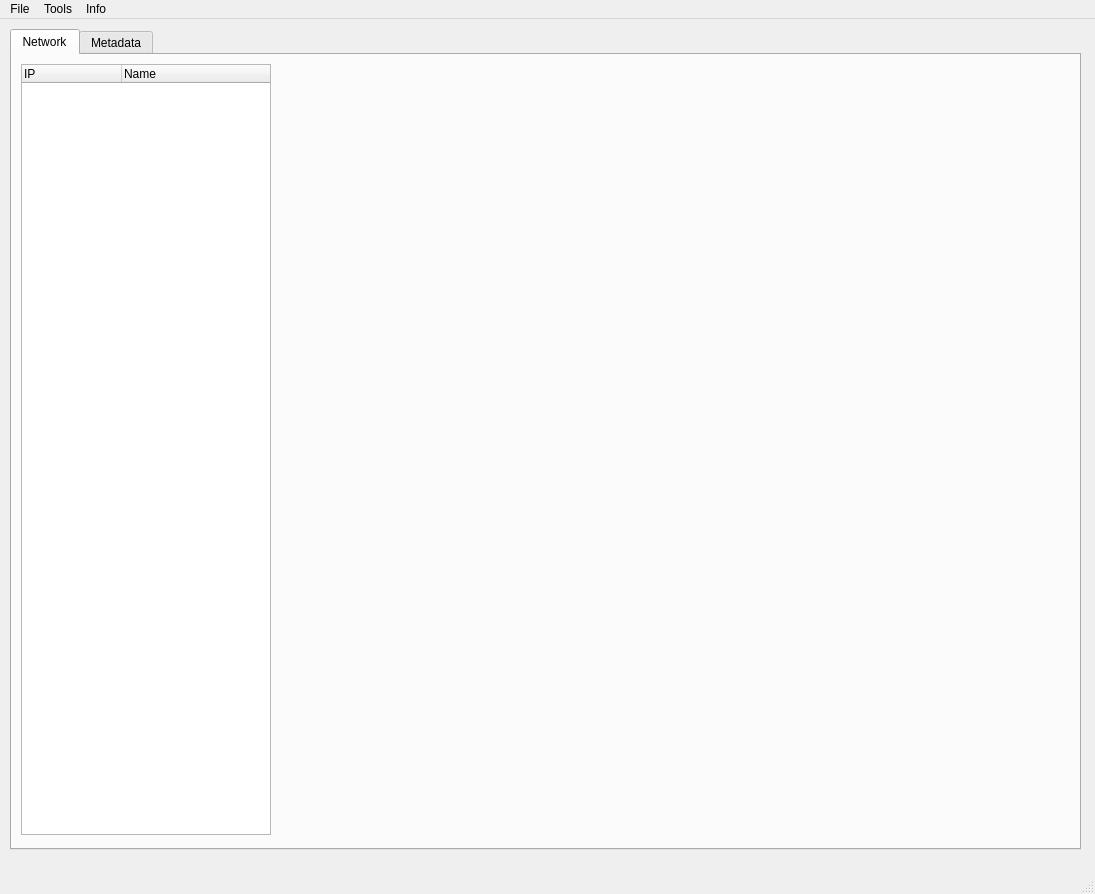
Above: saveeditorwindow.ui from J0w03L/Hacknet-QtSE before the change. Below: the same form after it.
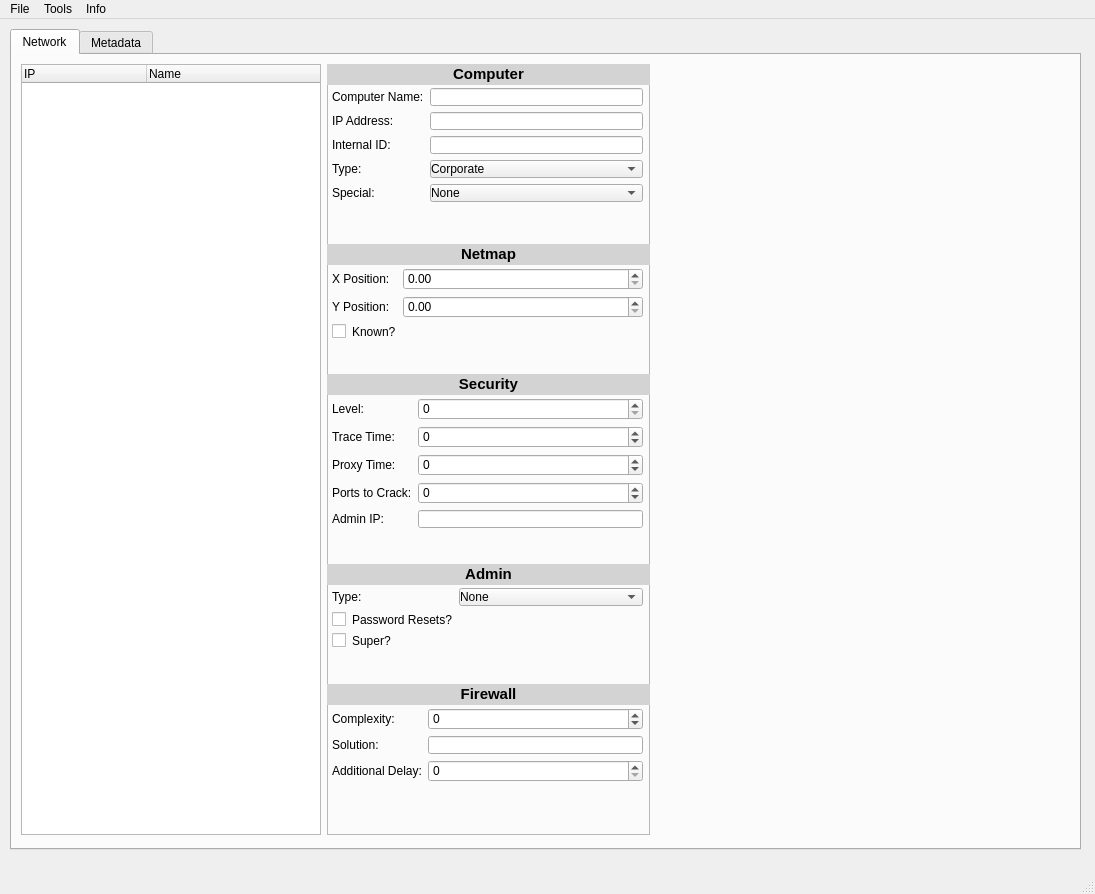
That is the form after the change.

```diff
--- a/saveeditorwindow.ui
+++ b/saveeditorwindow.ui
@@ -44,7 +44,7 @@
         <widget class="QTreeWidget" name="networkTree">
          <property name="maximumSize">
           <size>
-           <width>250</width>
+           <width>300</width>
            <height>16777215</height>
           </size>
          </property>
@@ -79,7 +79,7 @@
           <bool>false</bool>
          </attribute>
          <attribute name="headerDefaultSectionSize">
-          <number>100</number>
+          <number>125</number>
          </attribute>
          <attribute name="headerShowSortIndicator" stdset="0">
           <bool>false</bool>
@@ -99,6 +99,630 @@
          </column>
         </widget>
        </item>
+       <item>
+        <widget class="QFrame" name="frame">
+         <property name="minimumSize">
+          <size>
+           <width>323</width>
+           <height>0</height>
+          </size>
+         </property>
+         <property name="frameShape">
+          <enum>QFrame::StyledPanel</enum>
+         </property>
+         <property name="frameShadow">
+          <enum>QFrame::Raised</enum>
+         </property>
+         <widget class="QWidget" name="formLayoutWidget">
+          <property name="geometry">
+           <rect>
+            <x>0</x>
+            <y>20</y>
+            <width>321</width>
+            <height>151</height>
+           </rect>
+          </property>
+          <layout class="QFormLayout" name="computerConfig">
+           <item row="0" column="0">
+            <widget class="QLabel" name="label">
+             <property name="styleSheet">
+              <string notr="true">margin-top: 4px;</string>
+             </property>
+             <property name="text">
+              <string>Computer Name:</string>
+             </property>
+             <property name="indent">
+              <number>5</number>
+             </property>
+            </widget>
+           </item>
+           <item row="1" column="0">
+            <widget class="QLabel" name="label_2">
+             <property name="styleSheet">
+              <string notr="true"/>
+             </property>
+             <property name="text">
+              <string>IP Address:</string>
+             </property>
+             <property name="indent">
+              <number>5</number>
+             </property>
+            </widget>
+           </item>
+           <item row="4" column="0">
+            <widget class="QLabel" name="label_3">
+             <property name="styleSheet">
+              <string notr="true"/>
+             </property>
+             <property name="text">
+              <string>Special:</string>
+             </property>
+             <property name="indent">
+              <number>5</number>
+             </property>
+            </widget>
+           </item>
+           <item row="2" column="0">
+            <widget class="QLabel" name="label_4">
+             <property name="styleSheet">
+              <string notr="true"/>
+             </property>
+             <property name="text">
+              <string>Internal ID:</string>
+             </property>
+             <property name="indent">
+              <number>5</number>
+             </property>
+            </widget>
+           </item>
+           <item row="3" column="0">
+            <widget class="QLabel" name="label_5">
+             <property name="styleSheet">
+              <string notr="true"/>
+             </property>
+             <property name="text">
+              <string>Type:</string>
+             </property>
+             <property name="indent">
+              <number>5</number>
+             </property>
+            </widget>
+           </item>
+           <item row="0" column="1">
+            <widget class="QLineEdit" name="computerNameEdit">
+             <property name="styleSheet">
+              <string notr="true">margin-right: 5px; margin-top: 4px;</string>
+             </property>
+            </widget>
+           </item>
+           <item row="1" column="1">
+            <widget class="QLineEdit" name="computerIPEdit">
+             <property name="styleSheet">
+              <string notr="true">margin-right: 5px;</string>
+             </property>
+            </widget>
+           </item>
+           <item row="2" column="1">
+            <widget class="QLineEdit" name="computerIDEdit">
+             <property name="styleSheet">
+              <string notr="true">margin-right: 5px;</string>
+             </property>
+            </widget>
+           </item>
+           <item row="3" column="1">
+            <widget class="QComboBox" name="computerTypeEdit">
+             <property name="styleSheet">
+              <string notr="true">margin-right: 5px;</string>
+             </property>
+             <item>
+              <property name="text">
+               <string>Corporate</string>
+              </property>
+             </item>
+             <item>
+              <property name="text">
+               <string>Home</string>
+              </property>
+             </item>
+             <item>
+              <property name="text">
+               <string>Server</string>
+              </property>
+             </item>
+             <item>
+              <property name="text">
+               <string>Empty</string>
+              </property>
+             </item>
+             <item>
+              <property name="text">
+               <string>eOS Device</string>
+              </property>
+             </item>
+            </widget>
+           </item>
+           <item row="4" column="1">
+            <widget class="QComboBox" name="computerSpecEdit">
+             <property name="styleSheet">
+              <string notr="true">margin-right: 5px;</string>
+             </property>
+             <item>
+              <property name="text">
+               <string>None</string>
+              </property>
+             </item>
+             <item>
+              <property name="text">
+               <string>Player's Mail Server</string>
+              </property>
+             </item>
+             <item>
+              <property name="text">
+               <string>Player's Computer</string>
+              </property>
+             </item>
+            </widget>
+           </item>
+          </layout>
+         </widget>
+         <widget class="QWidget" name="formLayoutWidget_2">
+          <property name="geometry">
+           <rect>
+            <x>0</x>
+            <y>200</y>
+            <width>321</width>
+            <height>101</height>
+           </rect>
+          </property>
+          <layout class="QFormLayout" name="netmapConfig">
+           <property name="horizontalSpacing">
+            <number>6</number>
+           </property>
+           <property name="verticalSpacing">
+            <number>6</number>
+           </property>
+           <item row="0" column="0">
+            <widget class="QLabel" name="label_6">
+             <property name="styleSheet">
+              <string notr="true">margin-top: 4px;</string>
+             </property>
+             <property name="text">
+              <string>X Position:</string>
+             </property>
+             <property name="indent">
+              <number>5</number>
+             </property>
+            </widget>
+           </item>
+           <item row="0" column="1">
+            <widget class="QDoubleSpinBox" name="netmapXEdit">
+             <property name="styleSheet">
+              <string notr="true">margin-right: 5px; margin-top: 4px;</string>
+             </property>
+            </widget>
+           </item>
+           <item row="1" column="0">
+            <widget class="QLabel" name="label_7">
+             <property name="text">
+              <string>Y Position:</string>
+             </property>
+             <property name="indent">
+              <number>5</number>
+             </property>
+            </widget>
+           </item>
+           <item row="1" column="1">
+            <widget class="QDoubleSpinBox" name="netmapYEdit">
+             <property name="styleSheet">
+              <string notr="true">margin-right: 5px;</string>
+             </property>
+            </widget>
+           </item>
+           <item row="2" column="0">
+            <widget class="QCheckBox" name="netmapVisibleEdit">
+             <property name="layoutDirection">
+              <enum>Qt::LeftToRight</enum>
+             </property>
+             <property name="styleSheet">
+              <string notr="true">margin-left: 5;</string>
+             </property>
+             <property name="text">
+              <string>Known?</string>
+             </property>
+            </widget>
+           </item>
+          </layout>
+         </widget>
+         <widget class="QLabel" name="label_8">
+          <property name="geometry">
+           <rect>
+            <x>0</x>
+            <y>0</y>
+            <width>323</width>
+            <height>21</height>
+           </rect>
+          </property>
+          <property name="minimumSize">
+           <size>
+            <width>320</width>
+            <height>0</height>
+           </size>
+          </property>
+          <property name="autoFillBackground">
+           <bool>false</bool>
+          </property>
+          <property name="styleSheet">
+           <string notr="true">background:lightgrey</string>
+          </property>
+          <property name="text">
+           <string>&lt;html&gt;&lt;head/&gt;&lt;body&gt;&lt;p align=&quot;center&quot;&gt;&lt;span style=&quot; font-size:11pt; font-weight:600;&quot;&gt;Computer&lt;/span&gt;&lt;/p&gt;&lt;/body&gt;&lt;/html&gt;</string>
+          </property>
+         </widget>
+         <widget class="QLabel" name="label_9">
+          <property name="geometry">
+           <rect>
+            <x>0</x>
+            <y>180</y>
+            <width>323</width>
+            <height>21</height>
+           </rect>
+          </property>
+          <property name="minimumSize">
+           <size>
+            <width>320</width>
+            <height>0</height>
+           </size>
+          </property>
+          <property name="autoFillBackground">
+           <bool>false</bool>
+          </property>
+          <property name="styleSheet">
+           <string notr="true">background:lightgrey</string>
+          </property>
+          <property name="text">
+           <string>&lt;html&gt;&lt;head/&gt;&lt;body&gt;&lt;p align=&quot;center&quot;&gt;&lt;span style=&quot; font-size:11pt; font-weight:600;&quot;&gt;Netmap&lt;/span&gt;&lt;/p&gt;&lt;/body&gt;&lt;/html&gt;</string>
+          </property>
+         </widget>
+         <widget class="QLabel" name="label_10">
+          <property name="geometry">
+           <rect>
+            <x>0</x>
+            <y>310</y>
+            <width>323</width>
+            <height>21</height>
+           </rect>
+          </property>
+          <property name="minimumSize">
+           <size>
+            <width>320</width>
+            <height>0</height>
+           </size>
+          </property>
+          <property name="autoFillBackground">
+           <bool>false</bool>
+          </property>
+          <property name="styleSheet">
+           <string notr="true">background:lightgrey</string>
+          </property>
+          <property name="text">
+           <string>&lt;html&gt;&lt;head/&gt;&lt;body&gt;&lt;p align=&quot;center&quot;&gt;&lt;span style=&quot; font-size:11pt; font-weight:600;&quot;&gt;Security&lt;/span&gt;&lt;/p&gt;&lt;/body&gt;&lt;/html&gt;</string>
+          </property>
+         </widget>
+         <widget class="QWidget" name="formLayoutWidget_3">
+          <property name="geometry">
+           <rect>
+            <x>0</x>
+            <y>330</y>
+            <width>321</width>
+            <height>161</height>
+           </rect>
+          </property>
+          <layout class="QFormLayout" name="securityConfig">
+           <item row="0" column="0">
+            <widget class="QLabel" name="label_11">
+             <property name="styleSheet">
+              <string notr="true">margin-top: 4px;</string>
+             </property>
+             <property name="text">
+              <string>Level:</string>
+             </property>
+             <property name="indent">
+              <number>5</number>
+             </property>
+            </widget>
+           </item>
+           <item row="0" column="1">
+            <widget class="QSpinBox" name="securityLevelEdit">
+             <property name="styleSheet">
+              <string notr="true">margin-right: 5px; margin-top: 4px;</string>
+             </property>
+            </widget>
+           </item>
+           <item row="1" column="0">
+            <widget class="QLabel" name="label_12">
+             <property name="text">
+              <string>Trace Time:</string>
+             </property>
+             <property name="indent">
+              <number>5</number>
+             </property>
+            </widget>
+           </item>
+           <item row="1" column="1">
+            <widget class="QSpinBox" name="securityTraceTimeEdit">
+             <property name="styleSheet">
+              <string notr="true">margin-right: 5px;</string>
+             </property>
+             <property name="suffix">
+              <string/>
+             </property>
+             <property name="minimum">
+              <number>-1</number>
+             </property>
+             <property name="maximum">
+              <number>2147483647</number>
+             </property>
+            </widget>
+           </item>
+           <item row="3" column="0">
+            <widget class="QLabel" name="label_13">
+             <property name="text">
+              <string>Ports to Crack:</string>
+             </property>
+             <property name="indent">
+              <number>5</number>
+             </property>
+            </widget>
+           </item>
+           <item row="3" column="1">
+            <widget class="QSpinBox" name="securityPortsToCrackEdit">
+             <property name="styleSheet">
+              <string notr="true">margin-right: 5px;</string>
+             </property>
+             <property name="minimum">
+              <number>-1</number>
+             </property>
+             <property name="maximum">
+              <number>2147483647</number>
+             </property>
+            </widget>
+           </item>
+           <item row="4" column="0">
+            <widget class="QLabel" name="label_14">
+             <property name="text">
+              <string>Admin IP:</string>
+             </property>
+             <property name="indent">
+              <number>5</number>
+             </property>
+            </widget>
+           </item>
+           <item row="4" column="1">
+            <widget class="QLineEdit" name="securityAdminIPEdit">
+             <property name="styleSheet">
+              <string notr="true">margin-right: 5px;</string>
+             </property>
+            </widget>
+           </item>
+           <item row="2" column="0">
+            <widget class="QLabel" name="label_21">
+             <property name="text">
+              <string>Proxy Time:</string>
+             </property>
+             <property name="indent">
+              <number>5</number>
+             </property>
+            </widget>
+           </item>
+           <item row="2" column="1">
+            <widget class="QSpinBox" name="securityProxyTimeEdit">
+             <property name="styleSheet">
+              <string notr="true">margin-right: 5px;</string>
+             </property>
+             <property name="minimum">
+              <number>-1</number>
+             </property>
+             <property name="maximum">
+              <number>2147483647</number>
+             </property>
+            </widget>
+           </item>
+          </layout>
+         </widget>
+         <widget class="QLabel" name="label_15">
+          <property name="geometry">
+           <rect>
+            <x>0</x>
+            <y>500</y>
+            <width>323</width>
+            <height>21</height>
+           </rect>
+          </property>
+          <property name="minimumSize">
+           <size>
+            <width>320</width>
+            <height>0</height>
+           </size>
+          </property>
+          <property name="autoFillBackground">
+           <bool>false</bool>
+          </property>
+          <property name="styleSheet">
+           <string notr="true">background:lightgrey</string>
+          </property>
+          <property name="text">
+           <string>&lt;html&gt;&lt;head/&gt;&lt;body&gt;&lt;p align=&quot;center&quot;&gt;&lt;span style=&quot; font-size:11pt; font-weight:600;&quot;&gt;Admin&lt;/span&gt;&lt;/p&gt;&lt;/body&gt;&lt;/html&gt;</string>
+          </property>
+         </widget>
+         <widget class="QWidget" name="formLayoutWidget_4">
+          <property name="geometry">
+           <rect>
+            <x>0</x>
+            <y>520</y>
+            <width>321</width>
+            <height>91</height>
+           </rect>
+          </property>
+          <layout class="QFormLayout" name="adminConfig">
+           <item row="0" column="0">
+            <widget class="QLabel" name="label_16">
+             <property name="styleSheet">
+              <string notr="true">margin-top: 4px;</string>
+             </property>
+             <property name="text">
+              <string>Type:</string>
+             </property>
+             <property name="indent">
+              <number>5</number>
+             </property>
+            </widget>
+           </item>
+           <item row="0" column="1">
+            <widget class="QComboBox" name="adminTypeEdit">
+             <property name="styleSheet">
+              <string notr="true">margin-right: 5px; margin-top: 4px;</string>
+             </property>
+             <item>
+              <property name="text">
+               <string>None</string>
+              </property>
+             </item>
+             <item>
+              <property name="text">
+               <string>Basic</string>
+              </property>
+             </item>
+             <item>
+              <property name="text">
+               <string>Fast</string>
+              </property>
+             </item>
+            </widget>
+           </item>
+           <item row="1" column="0">
+            <widget class="QCheckBox" name="adminResetPassEdit">
+             <property name="styleSheet">
+              <string notr="true">margin-left: 5;</string>
+             </property>
+             <property name="text">
+              <string>Password Resets?</string>
+             </property>
+            </widget>
+           </item>
+           <item row="2" column="0">
+            <widget class="QCheckBox" name="adminSuperEdit">
+             <property name="styleSheet">
+              <string notr="true">margin-left: 5;</string>
+             </property>
+             <property name="text">
+              <string>Super?</string>
+             </property>
+            </widget>
+           </item>
+          </layout>
+         </widget>
+         <widget class="QLabel" name="label_17">
+          <property name="geometry">
+           <rect>
+            <x>0</x>
+            <y>620</y>
+            <width>323</width>
+            <height>21</height>
+           </rect>
+          </property>
+          <property name="minimumSize">
+           <size>
+            <width>320</width>
+            <height>0</height>
+           </size>
+          </property>
+          <property name="autoFillBackground">
+           <bool>false</bool>
+          </property>
+          <property name="styleSheet">
+           <string notr="true">background:lightgrey</string>
+          </property>
+          <property name="text">
+           <string>&lt;html&gt;&lt;head/&gt;&lt;body&gt;&lt;p align=&quot;center&quot;&gt;&lt;span style=&quot; font-size:11pt; font-weight:600;&quot;&gt;Firewall&lt;/span&gt;&lt;/p&gt;&lt;/body&gt;&lt;/html&gt;</string>
+          </property>
+         </widget>
+         <widget class="QWidget" name="formLayoutWidget_5">
+          <property name="geometry">
+           <rect>
+            <x>0</x>
+            <y>640</y>
+            <width>321</width>
+            <height>91</height>
+           </rect>
+          </property>
+          <layout class="QFormLayout" name="firewallConfig">
+           <item row="0" column="0">
+            <widget class="QLabel" name="label_18">
+             <property name="styleSheet">
+              <string notr="true">margin-top: 4px;</string>
+             </property>
+             <property name="text">
+              <string>Complexity:</string>
+             </property>
+             <property name="indent">
+              <number>5</number>
+             </property>
+            </widget>
+           </item>
+           <item row="0" column="1">
+            <widget class="QSpinBox" name="firewallComplexityEdit">
+             <property name="styleSheet">
+              <string notr="true">margin-right: 5px; margin-top: 4px;</string>
+             </property>
+             <property name="minimum">
+              <number>-5</number>
+             </property>
+             <property name="maximum">
+              <number>2147483647</number>
+             </property>
+            </widget>
+           </item>
+           <item row="1" column="0">
+            <widget class="QLabel" name="label_19">
+             <property name="text">
+              <string>Solution:</string>
+             </property>
+             <property name="indent">
+              <number>5</number>
+             </property>
+            </widget>
+           </item>
+           <item row="1" column="1">
+            <widget class="QLineEdit" name="firewallSolutionEdit">
+             <property name="styleSheet">
+              <string notr="true">margin-right: 5px;</string>
+             </property>
+            </widget>
+           </item>
+           <item row="2" column="0">
+            <widget class="QLabel" name="label_20">
+             <property name="text">
+              <string>Additional Delay:</string>
+             </property>
+             <property name="indent">
+              <number>5</number>
+             </property>
+            </widget>
+           </item>
+           <item row="2" column="1">
+            <widget class="QSpinBox" name="firewallDelayEdit">
+             <property name="styleSheet">
+              <string notr="true">margin-right: 5px;</string>
+             </property>
+             <property name="maximum">
+              <number>2147483647</number>
+             </property>
+            </widget>
+           </item>
+          </layout>
+         </widget>
+        </widget>
+       </item>
        <item>
         <spacer name="horizontalSpacer">
          <property name="orientation">
```
